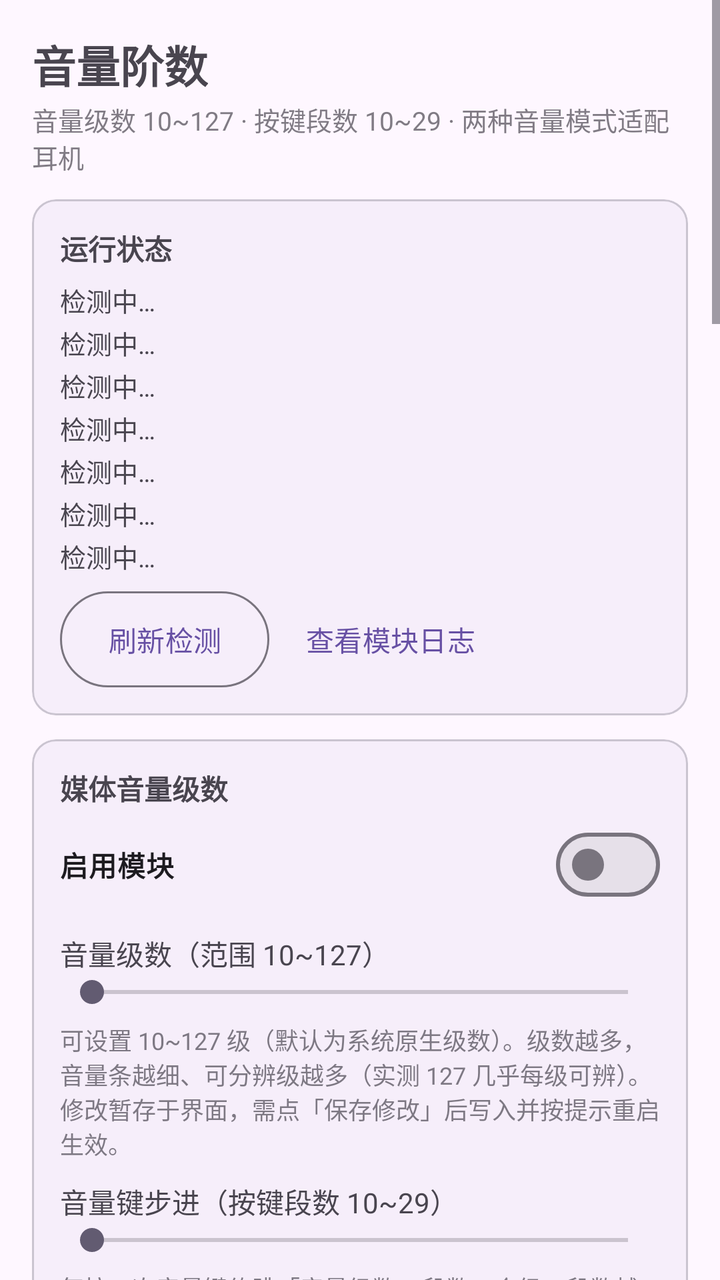
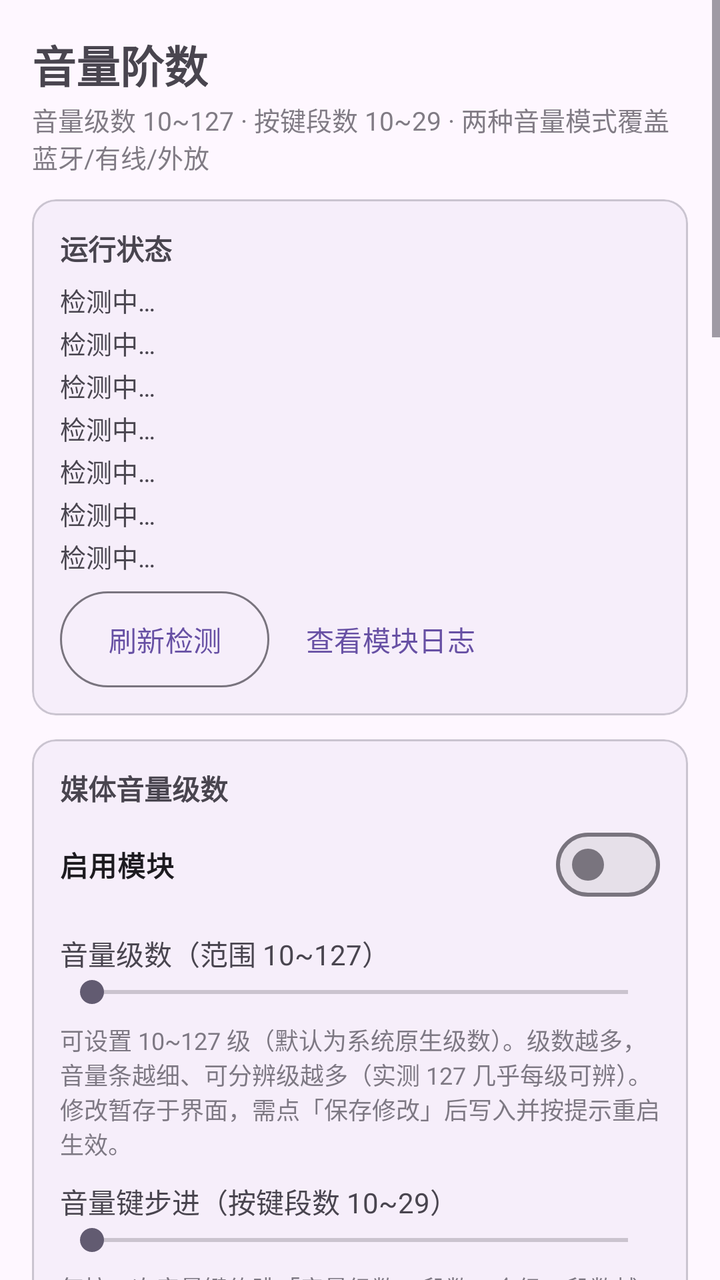

Screens rendered from an Android XML layout before and after an edit, with the pre-edit source and the edit as a unified diff.
<!-- AndroidManifest.xml: application theme Theme.VolumeControl -->
<!-- res/layout/activity_main.xml -->
<?xml version="1.0" encoding="utf-8"?>
<ScrollView xmlns:android="http://schemas.android.com/apk/res/android"
    xmlns:app="http://schemas.android.com/apk/res-auto"
    android:layout_width="match_parent"
    android:layout_height="match_parent"
    android:fitsSystemWindows="true"
    android:fillViewport="true">

    <LinearLayout
        android:layout_width="match_parent"
        android:layout_height="wrap_content"
        android:orientation="vertical"
        android:padding="16dp">

        <TextView
            android:layout_width="wrap_content"
            android:layout_height="wrap_content"
            android:text="@string/app_name"
            android:textSize="22sp"
            android:textStyle="bold" />

        <TextView
            android:layout_width="wrap_content"
            android:layout_height="wrap_content"
            android:layout_marginTop="2dp"
            android:alpha="0.7"
            android:text="@string/app_subtitle"
            android:textSize="13sp" />

        
        <com.google.android.material.card.MaterialCardView
            android:layout_width="match_parent"
            android:layout_height="wrap_content"
            android:layout_marginTop="12dp"
            app:cardCornerRadius="12dp"
            app:cardElevation="1dp">

            <LinearLayout
                android:layout_width="match_parent"
                android:layout_height="wrap_content"
                android:orientation="vertical"
                android:padding="14dp">

                <TextView
                    android:layout_width="wrap_content"
                    android:layout_height="wrap_content"
                    android:text="@string/sec_status"
                    android:textStyle="bold" />

                <TextView
                    android:id="@+id/tvStatusRoot"
                    android:layout_width="match_parent"
                    android:layout_height="wrap_content"
                    android:layout_marginTop="6dp"
                    android:text="@string/status_detecting"
                    android:textSize="13sp" />

                <TextView
                    android:id="@+id/tvStatusLsposed"
                    android:layout_width="match_parent"
                    android:layout_height="wrap_content"
                    android:layout_marginTop="2dp"
                    android:text="@string/status_detecting"
                    android:textSize="13sp" />

                <TextView
                    android:id="@+id/tvStatusVolume"
                    android:layout_width="match_parent"
                    android:layout_height="wrap_content"
                    android:layout_marginTop="2dp"
                    android:text="@string/status_detecting"
                    android:textSize="13sp" />

                <TextView
                    android:id="@+id/tvStatusModule"
                    android:layout_width="match_parent"
                    android:layout_height="wrap_content"
                    android:layout_marginTop="2dp"
                    android:text="@string/status_detecting"
                    android:textSize="13sp" />

                <TextView
                    android:id="@+id/tvStatusBt"
                    android:layout_width="match_parent"
                    android:layout_height="wrap_content"
                    android:layout_marginTop="2dp"
                    android:text="@string/status_detecting"
                    android:textSize="13sp" />

                <TextView
                    android:id="@+id/tvStatusConfig"
                    android:layout_width="match_parent"
                    android:layout_height="wrap_content"
                    android:layout_marginTop="2dp"
                    android:text="@string/status_detecting"
                    android:textSize="13sp" />

                <TextView
                    android:id="@+id/tvStatusAv"
                    android:layout_width="match_parent"
                    android:layout_height="wrap_content"
                    android:layout_marginTop="2dp"
                    android:text="@string/status_detecting"
                    android:textSize="13sp" />

                <LinearLayout
                    android:layout_width="match_parent"
                    android:layout_height="wrap_content"
                    android:layout_marginTop="8dp"
                    android:orientation="horizontal">

                    <com.google.android.material.button.MaterialButton
                        android:id="@+id/btnRefresh"
                        style="@style/Widget.Material3.Button.OutlinedButton"
                        android:layout_width="wrap_content"
                        android:layout_height="wrap_content"
                        android:insetTop="0dp"
                        android:insetBottom="0dp"
                        android:text="@string/btn_refresh" />

                    <com.google.android.material.button.MaterialButton
                        android:id="@+id/btnLogs"
                        style="@style/Widget.Material3.Button.TextButton"
                        android:layout_width="wrap_content"
                        android:layout_height="wrap_content"
                        android:layout_marginStart="6dp"
                        android:insetTop="0dp"
                        android:insetBottom="0dp"
                        android:text="@string/btn_logs" />
                </LinearLayout>
            </LinearLayout>
        </com.google.android.material.card.MaterialCardView>

        
        <com.google.android.material.card.MaterialCardView
            android:layout_width="match_parent"
            android:layout_height="wrap_content"
            android:layout_marginTop="12dp"
            app:cardCornerRadius="12dp"
            app:cardElevation="1dp">

            <LinearLayout
                android:layout_width="match_parent"
                android:layout_height="wrap_content"
                android:orientation="vertical"
                android:padding="14dp">

                <TextView
                    android:layout_width="wrap_content"
                    android:layout_height="wrap_content"
                    android:text="@string/sec_media"
                    android:textStyle="bold" />

                <com.google.android.material.materialswitch.MaterialSwitch
                    android:id="@+id/switchEnable"
                    android:layout_width="match_parent"
                    android:layout_height="wrap_content"
                    android:layout_marginTop="4dp"
                    android:text="@string/label_enable"
                    android:textStyle="bold" />

                <TextView
                    android:id="@+id/tvMediaSteps"
                    android:layout_width="match_parent"
                    android:layout_height="wrap_content"
                    android:layout_marginTop="10dp"
                    android:textSize="14sp"
                    android:text="@string/label_media_steps_default" />

                <SeekBar
                    android:id="@+id/seekMediaSteps"
                    android:layout_width="match_parent"
                    android:layout_height="wrap_content"
                    android:max="117" />

                <TextView
                    android:layout_width="match_parent"
                    android:layout_height="wrap_content"
                    android:layout_marginTop="6dp"
                    android:alpha="0.7"
                    android:text="@string/media_hint"
                    android:textSize="12sp" />

                <TextView
                    android:id="@+id/tvKeySteps"
                    android:layout_width="match_parent"
                    android:layout_height="wrap_content"
                    android:layout_marginTop="10dp"
                    android:textSize="14sp"
                    android:text="@string/label_key_steps_default" />

                <SeekBar
                    android:id="@+id/seekKeySteps"
                    android:layout_width="match_parent"
                    android:layout_height="wrap_content"
                    android:max="19" />

                <TextView
                    android:layout_width="match_parent"
                    android:layout_height="wrap_content"
                    android:layout_marginTop="6dp"
                    android:alpha="0.7"
                    android:text="@string/key_steps_hint"
                    android:textSize="12sp" />
            </LinearLayout>
        </com.google.android.material.card.MaterialCardView>

        
        <com.google.android.material.card.MaterialCardView
            android:layout_width="match_parent"
            android:layout_height="wrap_content"
            android:layout_marginTop="12dp"
            app:cardCornerRadius="12dp"
            app:cardElevation="1dp">

            <LinearLayout
                android:layout_width="match_parent"
                android:layout_height="wrap_content"
                android:orientation="vertical"
                android:padding="14dp">

                <TextView
                    android:layout_width="wrap_content"
                    android:layout_height="wrap_content"
                    android:text="@string/sec_bt_range"
                    android:textStyle="bold" />

                
                <com.google.android.material.chip.ChipGroup
                    android:id="@+id/chipGroupRange"
                    android:layout_width="match_parent"
                    android:layout_height="wrap_content"
                    android:layout_marginTop="10dp"
                    app:selectionRequired="true"
                    app:singleSelection="true">

                    <com.google.android.material.chip.Chip
                        android:id="@+id/chipModeA"
                        style="@style/Widget.Material3.Chip.Filter"
                        android:layout_width="wrap_content"
                        android:layout_height="wrap_content"
                        android:text="@string/tab_mode_a" />

                    <com.google.android.material.chip.Chip
                        android:id="@+id/chipModeB"
                        style="@style/Widget.Material3.Chip.Filter"
                        android:layout_width="wrap_content"
                        android:layout_height="wrap_content"
                        android:text="@string/tab_mode_b" />

                    <com.google.android.material.chip.Chip
                        android:id="@+id/chipWired"
                        style="@style/Widget.Material3.Chip.Filter"
                        android:layout_width="wrap_content"
                        android:layout_height="wrap_content"
                        android:text="@string/target_wired" />

                    <com.google.android.material.chip.Chip
                        android:id="@+id/chipDefault"
                        style="@style/Widget.Material3.Chip.Filter"
                        android:layout_width="wrap_content"
                        android:layout_height="wrap_content"
                        android:text="@string/tab_default" />
                </com.google.android.material.chip.ChipGroup>

                
                <LinearLayout
                    android:id="@+id/groupRangeEditor"
                    android:layout_width="match_parent"
                    android:layout_height="wrap_content"
                    android:orientation="vertical">

                    <TextView
                        android:id="@+id/tvSummary"
                        android:layout_width="match_parent"
                        android:layout_height="wrap_content"
                        android:layout_marginTop="10dp"
                        android:textSize="13sp" />

                    
                    <LinearLayout
                        android:id="@+id/groupRangeEditors"
                        android:layout_width="match_parent"
                        android:layout_height="wrap_content"
                        android:orientation="vertical">

                    <TextView
                        android:layout_width="wrap_content"
                        android:layout_height="wrap_content"
                        android:layout_marginTop="10dp"
                        android:text="@string/sec_curve"
                        android:textStyle="bold" />

                    <RadioGroup
                        android:id="@+id/radioCurveType"
                        android:layout_width="match_parent"
                        android:layout_height="wrap_content"
                        android:layout_marginTop="4dp"
                        android:orientation="vertical">

                        <RadioButton
                            android:id="@+id/radioCurveLog"
                            android:layout_width="match_parent"
                            android:layout_height="wrap_content"
                            android:minHeight="36dp"
                            android:text="@string/curve_log" />

                        <RadioButton
                            android:id="@+id/radioCurveLinear"
                            android:layout_width="match_parent"
                            android:layout_height="wrap_content"
                            android:minHeight="36dp"
                            android:text="@string/curve_linear" />

                        <RadioButton
                            android:id="@+id/radioCurveSqrt"
                            android:layout_width="match_parent"
                            android:layout_height="wrap_content"
                            android:minHeight="36dp"
                            android:text="@string/curve_sqrt" />
                    </RadioGroup>

                    <TextView
                        android:layout_width="match_parent"
                        android:layout_height="wrap_content"
                        android:layout_marginTop="2dp"
                        android:alpha="0.7"
                        android:text="@string/curve_hint"
                        android:textSize="12sp" />

                    <TextView
                        android:id="@+id/tvMinAbs"
                        android:layout_width="match_parent"
                        android:layout_height="wrap_content"
                        android:layout_marginTop="6dp"
                        android:textSize="14sp" />

                    <SeekBar
                        android:id="@+id/seekMinAbs"
                        android:layout_width="match_parent"
                        android:layout_height="wrap_content"
                        android:max="127" />

                    <TextView
                        android:id="@+id/tvMaxAbs"
                        android:layout_width="match_parent"
                        android:layout_height="wrap_content"
                        android:textSize="14sp" />

                    <SeekBar
                        android:id="@+id/seekMaxAbs"
                        android:layout_width="match_parent"
                        android:layout_height="wrap_content"
                        android:max="127" />

                    <TextView
                        android:id="@+id/tvRangeHint"
                        android:layout_width="match_parent"
                        android:layout_height="wrap_content"
                        android:alpha="0.7"
                        android:text="@string/range_hint"
                        android:textSize="12sp" />
                    </LinearLayout>

                    
                    <LinearLayout
                        android:id="@+id/groupRangePreview"
                        android:layout_width="match_parent"
                        android:layout_height="wrap_content"
                        android:orientation="vertical">

                    <com.xiefeihong.volumecontrol.CurveChartView
                        android:id="@+id/curveChart"
                        android:layout_width="match_parent"
                        android:layout_height="180dp"
                        android:layout_marginTop="8dp" />

                    <TextView
                        android:id="@+id/tvRangeMapping"
                        android:layout_width="match_parent"
                        android:layout_height="wrap_content"
                        android:layout_marginTop="10dp"
                        android:fontFamily="monospace"
                        android:textSize="11sp" />
                    </LinearLayout>
                </LinearLayout>
            </LinearLayout>
        </com.google.android.material.card.MaterialCardView>

        
        <com.google.android.material.card.MaterialCardView
            android:layout_width="match_parent"
            android:layout_height="wrap_content"
            android:layout_marginTop="12dp"
            app:cardCornerRadius="12dp"
            app:cardElevation="1dp">

            <LinearLayout
                android:layout_width="match_parent"
                android:layout_height="wrap_content"
                android:orientation="vertical"
                android:padding="14dp">

                <TextView
                    android:layout_width="wrap_content"
                    android:layout_height="wrap_content"
                    android:text="@string/sec_actions"
                    android:textStyle="bold" />

                <TextView
                    android:id="@+id/tvPending"
                    android:layout_width="match_parent"
                    android:layout_height="wrap_content"
                    android:layout_marginTop="6dp"
                    android:textSize="13sp" />

                <com.google.android.material.button.MaterialButton
                    android:id="@+id/btnSave"
                    android:layout_width="match_parent"
                    android:layout_height="wrap_content"
                    android:layout_marginTop="8dp"
                    android:text="@string/btn_save" />

                <com.google.android.material.button.MaterialButton
                    android:id="@+id/btnRestartBt"
                    style="@style/Widget.Material3.Button.OutlinedButton"
                    android:layout_width="match_parent"
                    android:layout_height="wrap_content"
                    android:layout_marginTop="8dp"
                    android:text="@string/btn_restart_bt" />

                <com.google.android.material.button.MaterialButton
                    android:id="@+id/btnApplyRestart"
                    android:layout_width="match_parent"
                    android:layout_height="wrap_content"
                    android:layout_marginTop="6dp"
                    android:text="@string/btn_apply_restart" />

                <com.google.android.material.button.MaterialButton
                    android:id="@+id/btnReset"
                    style="@style/Widget.Material3.Button.OutlinedButton"
                    android:layout_width="match_parent"
                    android:layout_height="wrap_content"
                    android:layout_marginTop="6dp"
                    android:text="@string/btn_reset" />

                <TextView
                    android:layout_width="match_parent"
                    android:layout_height="wrap_content"
                    android:layout_marginTop="10dp"
                    android:alpha="0.7"
                    android:text="@string/ops_hint"
                    android:textSize="12sp" />
            </LinearLayout>
        </com.google.android.material.card.MaterialCardView>

        
        <com.google.android.material.card.MaterialCardView
            android:layout_width="match_parent"
            android:layout_height="wrap_content"
            android:layout_marginTop="12dp"
            android:layout_marginBottom="16dp"
            app:cardCornerRadius="12dp"
            app:cardElevation="1dp">

            <LinearLayout
                android:layout_width="match_parent"
                android:layout_height="wrap_content"
                android:orientation="vertical"
                android:padding="14dp">

                <TextView
                    android:layout_width="wrap_content"
                    android:layout_height="wrap_content"
                    android:text="@string/sec_guide"
                    android:textStyle="bold" />

                <TextView
                    android:layout_width="match_parent"
                    android:layout_height="wrap_content"
                    android:layout_marginTop="6dp"
                    android:lineSpacingExtra="3dp"
                    android:text="@string/guide_text"
                    android:textSize="13sp" />
            </LinearLayout>
        </com.google.android.material.card.MaterialCardView>
    </LinearLayout>
</ScrollView>
<!-- resources referenced by this layout -->
<resources>
  <string name="app_name">音量阶数</string>
  <string name="app_subtitle">音量级数 10~127 · 按键段数 10~29 · 两种音量模式适配耳机</string>
  <string name="btn_apply_restart">重启系统框架（音量级数修改后）</string>
  <string name="btn_logs">查看模块日志</string>
  <string name="btn_refresh">刷新检测</string>
  <string name="btn_reset">恢复系统默认（关闭模块）</string>
  <string name="btn_restart_bt">重启蓝牙 (模式/音量范围调整后)</string>
  <string name="btn_save">保存修改</string>
  <string name="curve_hint" formatted="false">选择档位到音量范围的映射分布；三者第 1 档=最小音量、最高档=最大音量。模式A/B 与耳机模式的曲线各自独立保存。</string>
  <string name="curve_linear">线性区间（每档等量）</string>
  <string name="curve_log">对数区间（等比倍增，默认）</string>
  <string name="curve_sqrt">平方根区间（低音量增强）</string>
  <string name="guide_text" formatted="false">1. 在 LSPosed 中启用本模块，然后重启系统框架（本页按钮即可）。\n
  2. 媒体音量级数：可设置 10~127 级（HyperOS 原生默认 15），级数即音量条的可分辨精度，只影响媒体流（音乐/视频）；修改级数后点「重启系统框架」，期间黑屏属正常现象。音量键步进（10~29 段）控制每按一次音量键跳过的级数（约＝级数÷段数），只影响按键、不影响屏幕拖动。\n
  3. 模式A（默认，保持绝对音量）：蓝牙耳机保持绝对音量控制，手机系统音量线性不变。档位经可选曲线（线性/对数/平方根）映射为 AVRCP 音量（0~127）：第 1 档=最小音量、最高档=最大音量；最小音量设为 0 时，第 1 档自动取最大音量约 15% 作为可闻下限（自适应耳机量程）。\n
  4. 模式B（低音量问题首选）：停用蓝牙绝对音量，由手机端软件衰减音频信号，耳机固定自身硬件音量；音量范围仅对蓝牙生效。\n
  5. 音量范围：蓝牙模式A/B 各自独立保存；插入有线耳机或使用外放时自动走「耳机模式」的独立范围（最小/最大/曲线），与蓝牙模式无关。\n
  6. 生效方式：修改自动保存。切换模式或调整音量范围后需点「重启蓝牙」生效；仅音量级数修改后需点「重启系统框架」（音量键步进即时生效）。\n
  7. 恢复默认：点「恢复系统默认」并重启生效；或在 LSPosed 中停用模块后重启手机。\n
  8. 排查：状态区查看「系统配置键」与媒体档位是否生效；点「查看模块日志」查看模块自写日志。</string>
  <string name="key_steps_hint">每按一次音量键约跳「音量级数 ÷ 段数」个级。段数越大跳得越细；屏幕滑条不受此限，可逐级精调。未启用或恢复默认时，步进段数默认等于手机默认音量级数。</string>
  <string name="label_enable">启用模块</string>
  <string name="label_key_steps_default">音量键步进（按键段数 10~29）</string>
  <string name="label_media_steps_default">音量级数（范围 10~127）</string>
  <string name="media_hint">可设置 10~127 级（默认为系统原生级数）。级数越多，音量条越细、可分辨级越多（实测 127 几乎每级可辨）。修改暂存于界面，需点「保存修改」后写入并按提示重启生效。</string>
  <string name="ops_hint">修改只暂存于界面，需点「保存修改」才会写入并生效；确认框会列出改动，并按需询问是否立即重启蓝牙/系统框架。</string>
  <string name="range_hint" formatted="false">蓝牙与有线耳机在本卡片顶部的选项卡间切换，各自保存独立的范围/曲线。蓝牙下模式A/B 又分别保存：模式A 为 AVRCP 映射，模式B 为手机端软件曲线衰减（均仅蓝牙）。插入有线耳机或使用外放时自动走「有线耳机」范围。</string>
  <string name="sec_actions">操作</string>
  <string name="sec_bt_range">音量范围</string>
  <string name="sec_curve">映射曲线</string>
  <string name="sec_guide">使用说明</string>
  <string name="sec_media">媒体音量级数</string>
  <string name="sec_status">运行状态</string>
  <string name="status_detecting">检测中…</string>
  <string name="tab_default">默认</string>
  <string name="tab_mode_a">蓝牙A</string>
  <string name="tab_mode_b">蓝牙B</string>
  <string name="target_wired">有线耳机</string>
  <style name="Theme.VolumeControl" parent="Theme.Material3.DayNight.NoActionBar" />
</resources>

<!-- the commit's change to res/layout/activity_main.xml (unified diff, before → after) -->
@@ -249,13 +249,6 @@
                         android:text="@string/tab_mode_b" />
 
                     <com.google.android.material.chip.Chip
-                        android:id="@+id/chipWired"
-                        style="@style/Widget.Material3.Chip.Filter"
-                        android:layout_width="wrap_content"
-                        android:layout_height="wrap_content"
-                        android:text="@string/target_wired" />
-
-                    <com.google.android.material.chip.Chip
                         android:id="@+id/chipDefault"
                         style="@style/Widget.Material3.Chip.Filter"
                         android:layout_width="wrap_content"
<!-- resource entries referenced after the edit -->
@@ -1,22 +1,22 @@
 <!-- resources referenced by this layout -->
 <resources>
   <string name="app_name">音量阶数</string>
-  <string name="app_subtitle">音量级数 10~127 · 按键段数 10~29 · 两种音量模式适配耳机</string>
+  <string name="app_subtitle">音量级数 10~127 · 按键段数 10~29 · 两种音量模式覆盖蓝牙/有线/外放</string>
   <string name="btn_apply_restart">重启系统框架（音量级数修改后）</string>
   <string name="btn_logs">查看模块日志</string>
   <string name="btn_refresh">刷新检测</string>
   <string name="btn_reset">恢复系统默认（关闭模块）</string>
   <string name="btn_restart_bt">重启蓝牙 (模式/音量范围调整后)</string>
   <string name="btn_save">保存修改</string>
-  <string name="curve_hint" formatted="false">选择档位到音量范围的映射分布；三者第 1 档=最小音量、最高档=最大音量。模式A/B 与耳机模式的曲线各自独立保存。</string>
+  <string name="curve_hint" formatted="false">选择档位到音量范围的映射分布；三者第 1 档=最小音量、最高档=最大音量。模式A 与模式B 的曲线各自独立保存。</string>
   <string name="curve_linear">线性区间（每档等量）</string>
   <string name="curve_log">对数区间（等比倍增，默认）</string>
   <string name="curve_sqrt">平方根区间（低音量增强）</string>
   <string name="guide_text" formatted="false">1. 在 LSPosed 中启用本模块，然后重启系统框架（本页按钮即可）。\n
   2. 媒体音量级数：可设置 10~127 级（HyperOS 原生默认 15），级数即音量条的可分辨精度，只影响媒体流（音乐/视频）；修改级数后点「重启系统框架」，期间黑屏属正常现象。音量键步进（10~29 段）控制每按一次音量键跳过的级数（约＝级数÷段数），只影响按键、不影响屏幕拖动。\n
-  3. 模式A（默认，保持绝对音量）：蓝牙耳机保持绝对音量控制，手机系统音量线性不变。档位经可选曲线（线性/对数/平方根）映射为 AVRCP 音量（0~127）：第 1 档=最小音量、最高档=最大音量；最小音量设为 0 时，第 1 档自动取最大音量约 15% 作为可闻下限（自适应耳机量程）。\n
-  4. 模式B（低音量问题首选）：停用蓝牙绝对音量，由手机端软件衰减音频信号，耳机固定自身硬件音量；音量范围仅对蓝牙生效。\n
-  5. 音量范围：蓝牙模式A/B 各自独立保存；插入有线耳机或使用外放时自动走「耳机模式」的独立范围（最小/最大/曲线），与蓝牙模式无关。\n
+  3. 模式A（绝对音量，默认）：蓝牙保持绝对音量映射（档位经曲线映射为 AVRCP 0~127），有线/外放则按 A 范围做系统档位衰减；第 1 档=最小音量、最高档=最大音量。\n
+  4. 模式B（相对音量，低音量问题首选）：停用绝对音量，由手机端软件衰减音频信号，耳机固定自身硬件音量。\n
+  5. 模式A/B 均对蓝牙、有线耳机、外放全部生效，各自独立保存范围/曲线（最小/最大/曲线）；默认标签则不映射，沿用 ROM 原生曲线。\n
   6. 生效方式：修改自动保存。切换模式或调整音量范围后需点「重启蓝牙」生效；仅音量级数修改后需点「重启系统框架」（音量键步进即时生效）。\n
   7. 恢复默认：点「恢复系统默认」并重启生效；或在 LSPosed 中停用模块后重启手机。\n
   8. 排查：状态区查看「系统配置键」与媒体档位是否生效；点「查看模块日志」查看模块自写日志。</string>
@@ -26,7 +26,7 @@
   <string name="label_media_steps_default">音量级数（范围 10~127）</string>
   <string name="media_hint">可设置 10~127 级（默认为系统原生级数）。级数越多，音量条越细、可分辨级越多（实测 127 几乎每级可辨）。修改暂存于界面，需点「保存修改」后写入并按提示重启生效。</string>
   <string name="ops_hint">修改只暂存于界面，需点「保存修改」才会写入并生效；确认框会列出改动，并按需询问是否立即重启蓝牙/系统框架。</string>
-  <string name="range_hint" formatted="false">蓝牙与有线耳机在本卡片顶部的选项卡间切换，各自保存独立的范围/曲线。蓝牙下模式A/B 又分别保存：模式A 为 AVRCP 映射，模式B 为手机端软件曲线衰减（均仅蓝牙）。插入有线耳机或使用外放时自动走「有线耳机」范围。</string>
+  <string name="range_hint" formatted="false">顶部选项卡在「绝对音量/相对音量/默认」间切换，模式A/B 各自保存独立范围/曲线，并对蓝牙、有线耳机、外放全部生效。模式A：蓝牙用 AVRCP 绝对音量映射、有线/外放按 A 范围做系统档位衰减；模式B：停用绝对音量、手机端软件曲线衰减。</string>
   <string name="sec_actions">操作</string>
   <string name="sec_bt_range">音量范围</string>
   <string name="sec_curve">映射曲线</string>
@@ -35,9 +35,8 @@
   <string name="sec_status">运行状态</string>
   <string name="status_detecting">检测中…</string>
   <string name="tab_default">默认</string>
-  <string name="tab_mode_a">蓝牙A</string>
-  <string name="tab_mode_b">蓝牙B</string>
-  <string name="target_wired">有线耳机</string>
+  <string name="tab_mode_a">绝对音量</string>
+  <string name="tab_mode_b">相对音量</string>
   <style name="Theme.VolumeControl" parent="Theme.Material3.DayNight.NoActionBar" />
 </resources>
 
